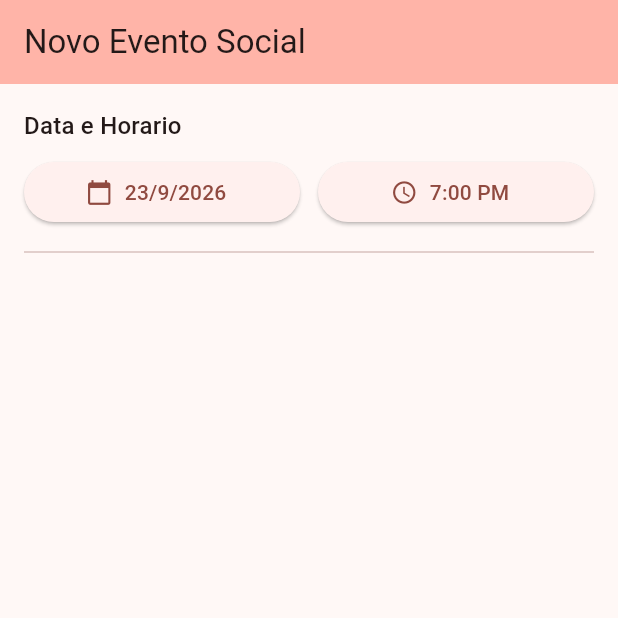
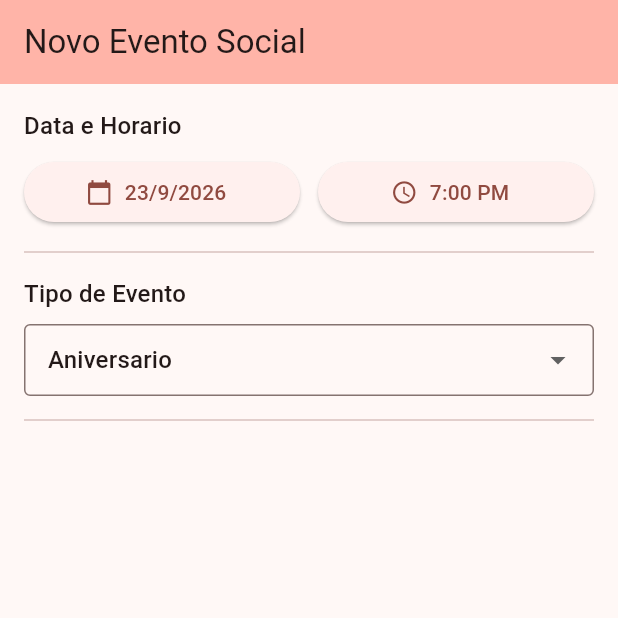
Before and after one commit to xjuuhhh/MaterialSelectionPack, a Flutter app: the screen it shows after launch, on a phone screen of 412 x 824 dp, the top half of it. Run offline on Flutter 3.47's test engine with Material 3 defaults, Android fonts, the phone set to English and light mode, and no system bars.

Commit message:
Implementado DropDown em tipo de evento.

```diff
--- a/lib/main.dart
+++ b/lib/main.dart
@@ -34,21 +34,26 @@
   //--- 1. Valores Padrão (para reset) ---
   static final DateTime _dataPadrao = DateTime.now();
   static const TimeOfDay _horarioPadrao = TimeOfDay(hour: 19, minute:0);
+  static const String _tipoPadrao = 'Aniversario';
 
   // ---2.Variaveis de Estado ---
   late DateTime _dataSelecionada;
   late TimeOfDay _horarioSelecionado;
+  late String _tipoEventoSelecionado;
 
   @override
   void initState() {
     super.initState();
     _resetarValores();
+
   }
 
   void _resetarValores() {
     setState(() {
       _dataSelecionada = _dataPadrao;
       _horarioSelecionado = _horarioPadrao;
+      _tipoEventoSelecionado = _tipoPadrao;
+
     });
     print('[DEBUG] Formulario resetado para os valores padrao.');
   }
@@ -60,6 +65,8 @@
     print(
       'Data: ${_dataSelecionada.day}/${_dataSelecionada.month}/${_dataSelecionada.year}'
       );
+    print('Horário: ${_horarioSelecionado.format(context)}');
+    print('Tipo de evento: $_tipoEventoSelecionado');
     print('=====================================');
 
     ScaffoldMessenger.of(context).showSnackBar(
@@ -141,6 +148,38 @@
               ],
               ),
               const Divider(height:32),
+
+              // --- 3. Menu (DropdownButton)
+              Text(
+                'Tipo de Evento',
+                style: Theme.of(context).textTheme.titleMedium,
+              ),
+              const SizedBox(height: 8),
+              DropdownButtonFormField<String>(
+                initialValue: _tipoEventoSelecionado,
+                decoration: const InputDecoration(
+                  border: OutlineInputBorder(),
+                  contentPadding: EdgeInsets.symmetric(
+                    horizontal: 12,
+                    vertical: 8,
+                  )
+                ),
+                items: ['Aniversario', 'Casamento', 'Corporativo', 'Outro'].map(
+                  (tipo) => DropdownMenuItem(value:tipo,child: Text(tipo)),
+                )
+                .toList(),
+              onChanged: (novoValor) {
+                if (novoValor != null) {
+                  setState(() {
+                    _tipoEventoSelecionado = novoValor;
+                  });
+                  print(
+                    '[DEBUG - Menu] Tipo de evento selecionado: $novoValor',
+                  );
+                }
+              }
+              ),
+              const Divider(height:32),
           ],
         )
       ),
```
